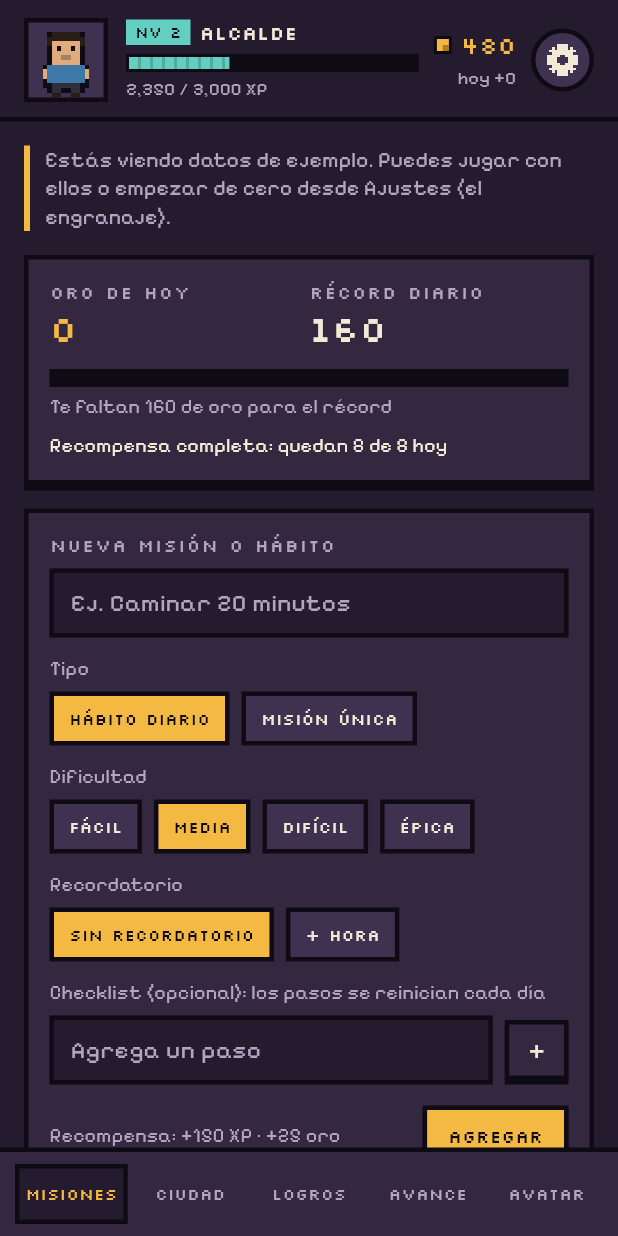
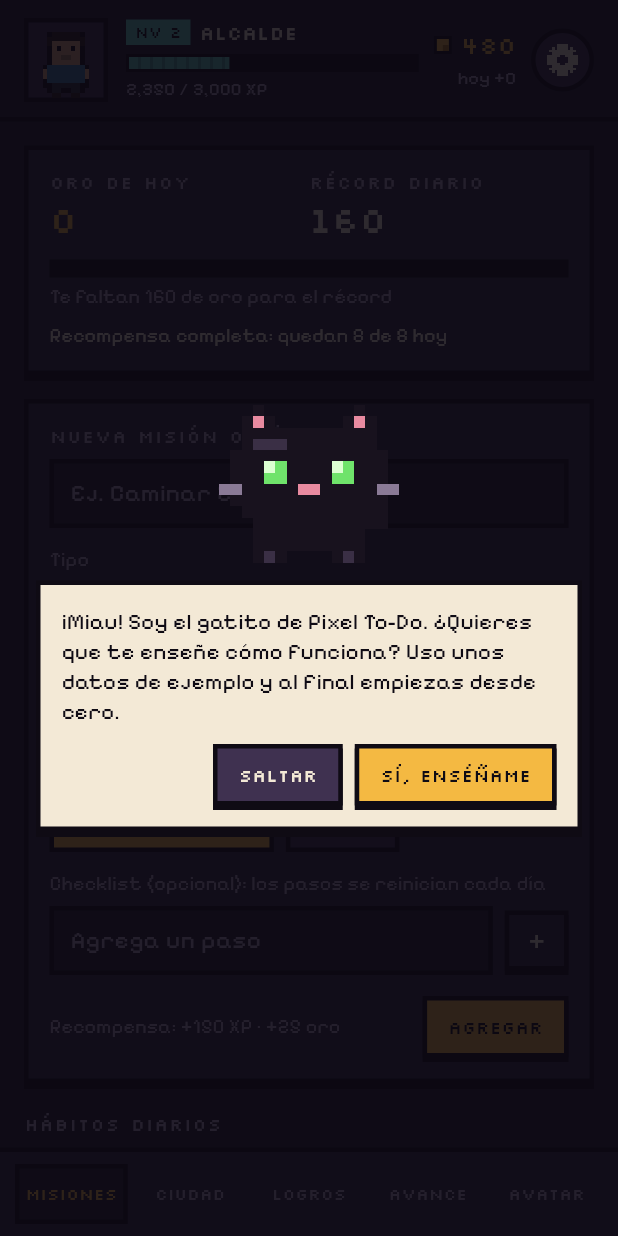
Before and after one commit to AngelGonx/ciudad-constancia, a Flutter app: the screen it shows after launch, after a tap on "Español", on a phone screen of 412 x 824 dp. Run offline on Flutter 3.47's test engine with Material 3 defaults, Android fonts, the phone set to English and light mode, and no system bars; our stand-ins replace audioplayers, flutter_local_notifications, in_app_purchase, shared_preferences, timezone; missing offline and left inert: home_widget.

Commit message:
Tutorial guiado por el gatito en el primer inicio
- El gatito pregunta si quieres ver el tutorial y señala cada parte con un marco dorado
- Explica XP, oro, oro del día, crear tareas, completarlas, Ciudad, Logros, Avance, Avatar y Ajustes
- Al terminar o saltarlo, 'Empezar mi rutina' deja la app desde cero
- Se puede volver a ver desde Ajustes sin borrar nada
- Se quita el letrero de datos de ejemplo

Co-Authored-By: Claude Opus 5.5 <noreply@anthropic.com>
Claude-Session: https://claude.ai/code/session_01CAwFMvii4ZsEWtjxD86WRu

```diff
--- a/lib/game/game_state.dart
+++ b/lib/game/game_state.dart
@@ -269,6 +269,7 @@ class GameState extends ChangeNotifier {
   /// Minijuego secreto del gatito piloto.
   int flightRecord = 0;
   bool foundSecret = false; // ya abrió alguna vez el minijuego
+  bool tutorialSeen = false; // ya vio (o saltó) el tutorial del primer inicio
   String flightGoldDay = '';
   int flightGoldToday = 0;
   static const int flightGoldPerDay = 20;
@@ -409,7 +410,7 @@ class GameState extends ChangeNotifier {
         'language': language, 'lightTheme': lightTheme, 'soundOn': soundOn, 'musicOn': musicOn, 'name': name, 'xp': xp, 'gold': gold, 'population': population, 'totalDone': totalDone,
         'bestStreak': bestStreak, 'isSample': isSample, 'avatar': avatar.toJson(),
         'streakFreezes': streakFreezes,
-        'flightRecord': flightRecord, 'foundSecret': foundSecret, 'flightGoldDay': flightGoldDay, 'flightGoldToday': flightGoldToday,
+        'flightRecord': flightRecord, 'foundSecret': foundSecret, 'tutorialSeen': tutorialSeen, 'flightGoldDay': flightGoldDay, 'flightGoldToday': flightGoldToday,
         'cityUnlocked': testMode, 'cityPurchased': cityPurchased, 'mapSize': mapSize,
         'achievements': unlockedAchievements.toList(),
         'remindersOn': remindersOn, 'reminderMinutes': reminderMinutes,
@@ -435,6 +436,8 @@ class GameState extends ChangeNotifier {
     flightGoldDay = j['flightGoldDay'] as String? ?? '';
     flightGoldToday = (j['flightGoldToday'] as num?)?.toInt() ?? 0;
     isSample = j['isSample'] as bool? ?? false;
+    // Quien ya tenía la app instalada no ve el tutorial a la fuerza (puede abrirlo en Ajustes).
+    tutorialSeen = j['tutorialSeen'] as bool? ?? true;
     avatar = Avatar.fromJson((j['avatar'] as Map?)?.cast<String, dynamic>() ?? {});
     testMode = j['cityUnlocked'] as bool? ?? false;
     cityPurchased = j['cityPurchased'] as bool? ?? false;
@@ -471,6 +474,7 @@ class GameState extends ChangeNotifier {
   /// Datos de ejemplo para la primera vez que se abre la app.
   void _fillSample() {
     isSample = true;
+    tutorialSeen = false;
     name = L.t('mayor');
     xp = 2350;
     gold = 480;
@@ -666,6 +670,16 @@ class GameState extends ChangeNotifier {
     if (score > flightRecord) flightRecord = score;
     _commit();
     return given;
+  }
+
+  /// Al terminar o saltar el tutorial: la app queda desde cero para empezar la rutina.
+  void finishTutorial({required bool startFresh}) {
+    tutorialSeen = true;
+    if (startFresh) {
+      reset();
+    } else {
+      _commit();
+    }
   }
 
   void markSecretFound() {
--- a/lib/i18n/strings.dart
+++ b/lib/i18n/strings.dart
@@ -424,6 +424,26 @@ const Map<String, String> _es = {
   'm.freezeFull': 'Completo',
   'm.freezeBought': '¡Día libre guardado! Tus rachas están protegidas.',
   'm.freezeUsed': 'Se usaron {n} días libres y salvaron {h} rachas',
+  'tut.welcome': '¡Miau! Soy el gatito de Pixel To-Do. ¿Quieres que te enseñe cómo funciona? Uso unos datos de ejemplo y al final empiezas desde cero.',
+  'tut.xp': 'Este es tu nivel y tu XP. Cada tarea completada te da XP; el nivel n se alcanza con n × 1000 XP, y cada nivel desbloquea construcciones nuevas.',
+  'tut.gold': 'Aquí está tu oro. Lo ganas con tus tareas y lo gastas en tu ciudad y en días libres para proteger tus rachas.',
+  'tut.today': 'Cuánto oro llevas hoy y tu mejor día. Las primeras 8 tareas del día pagan completo; ¡intenta romper tu récord!',
+  'tut.form': 'Aquí creas tus pendientes: un hábito diario o una misión única. La dificultad define la recompensa, y puedes poner recordatorio, fecha límite o una checklist.',
+  'tut.habit': 'Toca el cuadro para completar una tarea. Si te equivocas, tócalo otra vez. Los hábitos que cumples a diario hacen racha y dan más oro.',
+  'tut.city': 'En Ciudad usas tu oro para construir casas, tiendas, escuelas y servicios. ¡Tu meta es el palacio municipal!',
+  'tut.ach': 'En Logros ganas oro extra y accesorios para tu avatar por ser constante.',
+  'tut.progress': 'En Avance ves tus gráficas de XP y oro de la semana y las reglas del juego.',
+  'tut.avatar': 'En Avatar creas a tu alcalde: peinado, colores y accesorios.',
+  'tut.gear': 'En el engranaje cambias idioma, tema, sonido y recordatorios. Ahí también puedes ver este tutorial otra vez.',
+  'tut.end': '¡Listo! Ahora borro el ejemplo para que empieces con tu casita y tus propias misiones. ¡Yo te echo porras desde abajo de la lista!',
+  'tut.endReplay': '¡Eso es todo! Sigue así, alcalde.',
+  'tut.yes': 'Sí, enséñame',
+  'tut.skip': 'Saltar',
+  'tut.next': 'Siguiente',
+  'tut.start': 'Empezar mi rutina',
+  'tut.ok': 'Entendido',
+  's.help': 'Ayuda',
+  's.tutorial': 'Ver tutorial otra vez',
   's.reminders': 'Recordatorios',
   's.remindersText': 'Un aviso diario con tus pendientes y los recordatorios que pongas a cada misión.',
   's.dailyAt': 'Aviso diario a las {t}',
@@ -835,6 +855,26 @@ const Map<String, String> _en = {
   'm.freezeFull': 'Full',
   'm.freezeBought': 'Day off saved! Your streaks are protected.',
   'm.freezeUsed': '{n} days off were used and saved {h} streaks',
+  'tut.welcome': 'Meow! I\'m the Pixel To-Do kitty. Want me to show you how it works? I\'ll use some sample data, and at the end you start fresh.',
+  'tut.xp': 'This is your level and XP. Every task you complete gives XP; you reach level n with n × 1000 XP, and each level unlocks new buildings.',
+  'tut.gold': 'Here\'s your gold. You earn it with your tasks and spend it on your city and on days off that protect your streaks.',
+  'tut.today': 'How much gold you have today and your best day. Your first 8 tasks each day pay in full; try to beat your record!',
+  'tut.form': 'Create your to-dos here: a daily habit or a one-time quest. Difficulty sets the reward, and you can add a reminder, a deadline or a checklist.',
+  'tut.habit': 'Tap the square to complete a task. Made a mistake? Tap it again. Habits you keep every day build a streak and give more gold.',
+  'tut.city': 'In City you spend gold on houses, shops, schools and services. Your goal is City Hall!',
+  'tut.ach': 'In Awards you earn extra gold and avatar accessories for being consistent.',
+  'tut.progress': 'In Progress you see your weekly XP and gold charts and the game rules.',
+  'tut.avatar': 'In Avatar you design your mayor: hairstyle, colors and accessories.',
+  'tut.gear': 'The gear lets you change language, theme, sound and reminders. You can also replay this tutorial there.',
+  'tut.end': 'All set! I\'ll clear the sample now so you start with your little house and your own quests. I\'ll be cheering from the bottom of the list!',
+  'tut.endReplay': 'That\'s all! Keep it up, mayor.',
+  'tut.yes': 'Yes, show me',
+  'tut.skip': 'Skip',
+  'tut.next': 'Next',
+  'tut.start': 'Start my routine',
+  'tut.ok': 'Got it',
+  's.help': 'Help',
+  's.tutorial': 'Replay tutorial',
   's.reminders': 'Reminders',
   's.remindersText': 'A daily alert with your to-dos, plus any reminders you set on each quest.',
   's.dailyAt': 'Daily alert at {t}',
--- a/lib/main.dart
+++ b/lib/main.dart
@@ -17,6 +17,7 @@ import 'services/sounds.dart';
 import 'services/store.dart';
 import 'ui/pixel.dart';
 import 'ui/sprites.dart';
+import 'ui/tutorial.dart';
 
 Future<void> main() async {
   WidgetsFlutterBinding.ensureInitialized();
@@ -100,6 +101,21 @@ class _HomeShellState extends State<HomeShell> with WidgetsBindingObserver {
   int _tab = 0;
   static const _tabs = ['tab.missions', 'tab.city', 'tab.achievements', 'tab.progress', 'tab.avatar'];
   bool _showingAchievement = false;
+  final _keys = TutorialKeys();
+  bool _tutorialOpen = false;
+
+  /// Tutorial guiado por el gatito. En el primer inicio, al terminar o saltarlo, la app queda desde cero.
+  Future<void> _startTutorial({bool replay = false}) async {
+    if (_tutorialOpen) return;
+    _tutorialOpen = true;
+    FocusManager.instance.primaryFocus?.unfocus();
+    setState(() => _tab = 0);
+    await Future<void>.delayed(const Duration(milliseconds: 100));
+    if (!mounted) return;
+    await showTutorial(context, _keys, replay: replay);
+    _tutorialOpen = false;
+    if (!replay) widget.game.finishTutorial(startFresh: true);
+  }
 
   /// Muestra, uno por uno, los logros recién ganados.
   void _showPendingAchievements() {
@@ -122,20 +138,26 @@ class _HomeShellState extends State<HomeShell> with WidgetsBindingObserver {
 
   void _openSettings() {
     FocusManager.instance.primaryFocus?.unfocus();
-    Navigator.of(context).push(MaterialPageRoute<void>(builder: (_) => SettingsScreen(game: widget.game)));
+    Navigator.of(context).push(MaterialPageRoute<void>(
+      builder: (_) => SettingsScreen(game: widget.game, onTutorial: () => _startTutorial(replay: true)),
+    ));
   }
 
   @override
   Widget build(BuildContext context) {
     final g = widget.game;
     final pages = <Widget>[
-      MissionsScreen(game: g),
+      MissionsScreen(game: g, keys: _keys),
       CityScreen(game: g),
       AchievementsScreen(game: g),
       ProgressScreen(game: g),
       AvatarScreen(game: g),
     ];
-    if (g.pendingAchievements.isNotEmpty) {
+    if (!g.tutorialSeen && !_tutorialOpen) {
+      WidgetsBinding.instance.addPostFrameCallback((_) {
+        if (mounted && !widget.game.tutorialSeen) _startTutorial();
+      });
+    } else if (g.pendingAchievements.isNotEmpty) {
       WidgetsBinding.instance.addPostFrameCallback((_) {
         if (mounted) _showPendingAchievements();
       });
@@ -145,7 +167,7 @@ class _HomeShellState extends State<HomeShell> with WidgetsBindingObserver {
       body: SafeArea(
         bottom: false,
         child: Column(children: [
-          _Header(game: g, onSettings: _openSettings),
+          _Header(game: g, onSettings: _openSettings, keys: _keys),
           Expanded(
             child: IndexedStack(
               index: _tab,
@@ -171,6 +193,7 @@ class _HomeShellState extends State<HomeShell> with WidgetsBindingObserver {
                   child: Padding(
                     padding: const EdgeInsets.symmetric(horizontal: 2),
                     child: _TabButton(
+                      key: _keys.tabs[i],
                       label: L.t(_tabs[i]),
                       selected: i == _tab,
                       onTap: () {
@@ -192,7 +215,7 @@ class _TabButton extends StatelessWidget {
   final String label;
   final bool selected;
   final VoidCallback onTap;
-  const _TabButton({required this.label, required this.selected, required this.onTap});
+  const _TabButton({super.key, required this.label, required this.selected, required this.onTap});
 
   @override
   Widget build(BuildContext context) {
@@ -225,7 +248,8 @@ class _TabButton extends StatelessWidget {
 class _Header extends StatelessWidget {
   final GameState game;
   final VoidCallback onSettings;
-  const _Header({required this.game, required this.onSettings});
+  final TutorialKeys keys;
+  const _Header({required this.game, required this.onSettings, required this.keys});
 
   @override
   Widget build(BuildContext context) {
@@ -247,7 +271,7 @@ class _Header extends StatelessWidget {
         ),
         const SizedBox(width: 12),
         Expanded(
-          child: Column(crossAxisAlignment: CrossAxisAlignment.start, children: [
+          child: Column(key: keys.xp, crossAxisAlignment: CrossAxisAlignment.start, children: [
             Row(children: [
               PixelChip(L.f('hdr.level', {'n': lvl}), color: C.xp),
               const SizedBox(width: 6),
@@ -262,7 +286,7 @@ class _Header extends StatelessWidget {
           ]),
         ),
         const SizedBox(width: 10),
-        Column(crossAxisAlignment: CrossAxisAlignment.end, children: [
+        Column(key: keys.gold, crossAxisAlignment: CrossAxisAlignment.end, children: [
           Row(mainAxisSize: MainAxisSize.min, children: [
             const Coin(),
             const SizedBox(width: 6),
@@ -272,7 +296,7 @@ class _Header extends StatelessWidget {
           Text(L.f('hdr.today', {'n': fmt(game.goldToday)}), style: T.body(12, C.dim)),
         ]),
         const SizedBox(width: 10),
-        GearButton(onTap: onSettings),
+        KeyedSubtree(key: keys.gear, child: GearButton(onTap: onSettings)),
       ]),
     );
   }
--- a/lib/screens/missions_screen.dart
+++ b/lib/screens/missions_screen.dart
@@ -8,10 +8,12 @@ import '../services/sounds.dart';
 import '../ui/cat_buddy.dart';
 import '../ui/pixel.dart';
 import '../ui/time_picker.dart';
+import '../ui/tutorial.dart';
 
 class MissionsScreen extends StatefulWidget {
   final GameState game;
-  const MissionsScreen({super.key, required this.game});
+  final TutorialKeys? keys;
+  const MissionsScreen({super.key, required this.game, this.keys});
 
   @override
   State<MissionsScreen> createState() => _MissionsScreenState();
@@ -169,15 +171,8 @@ class _MissionsScreenState extends State<MissionsScreen> {
         keyboardDismissBehavior: ScrollViewKeyboardDismissBehavior.onDrag,
         padding: const EdgeInsets.fromLTRB(16, 16, 16, 32),
         children: [
-          if (g.isSample) ...[
-            Container(
-              padding: const EdgeInsets.only(left: 10),
-              decoration: BoxDecoration(border: Border(left: BorderSide(color: C.gold, width: 4))),
-              child: Text(L.t('m.sample'), style: T.body(14, C.dim)),
-            ),
-            const SizedBox(height: 16),
-          ],
           PixelBox(
+            key: widget.keys?.today,
             child: Column(
               crossAxisAlignment: CrossAxisAlignment.start,
               children: [
@@ -206,6 +201,7 @@ class _MissionsScreenState extends State<MissionsScreen> {
           ),
           const SizedBox(height: 16),
           _AddForm(
+            key: widget.keys?.form,
             controller: _title,
             focusNode: _titleFocus,
             kind: _kind,
@@ -236,8 +232,10 @@ class _MissionsScreenState extends State<MissionsScreen> {
           ],
           if (habits.isEmpty)
             _Empty(g.tasks.any((t) => t.isHabit) ? L.t('m.habitsDone') : L.t('m.habitsEmpty'))
-          else
-            ...habits.map(row),
+          else ...[
+            KeyedSubtree(key: widget.keys?.habit, child: row(habits.first)),
+            ...habits.skip(1).map(row),
+          ],
           const SizedBox(height: 20),
           SectionTitle(L.t('m.missions')),
           const SizedBox(height: 8),
@@ -288,6 +286,7 @@ class _AddForm extends StatelessWidget {
   final ValueChanged<int> onRemoveStep;
   final VoidCallback onSubmit;
   const _AddForm({
+    super.key,
     required this.steps,
     required this.stepInput,
     required this.onAddStep,
--- a/lib/screens/settings_screen.dart
+++ b/lib/screens/settings_screen.dart
@@ -10,7 +10,8 @@ import '../ui/time_picker.dart';
 /// Pantalla del engranaje: estudio, idioma, tema y datos.
 class SettingsScreen extends StatefulWidget {
   final GameState game;
-  const SettingsScreen({super.key, required this.game});
+  final VoidCallback? onTutorial;
+  const SettingsScreen({super.key, required this.game, this.onTutorial});
 
   @override
   State<SettingsScreen> createState() => _SettingsScreenState();
@@ -64,6 +65,22 @@ class _SettingsScreenState extends State<SettingsScreen> {
                     PixelChoice(label: L.t('s.light'), selected: g.lightTheme, onTap: () => g.setLightTheme(true)),
                   ]),
                 ),
+                if (widget.onTutorial != null)
+                  _Section(
+                    title: L.t('s.help'),
+                    child: Align(
+                      alignment: Alignment.centerLeft,
+                      child: PixelButton(
+                        label: L.t('s.tutorial'),
+                        color: C.panel2,
+                        textColor: C.fg,
+                        onPressed: () {
+                          Navigator.of(context).pop();
+                          Future<void>.delayed(const Duration(milliseconds: 350), widget.onTutorial!);
+                        },
+                      ),
+                    ),
+                  ),
                 _Section(
                   title: L.t('s.sound'),
                   child: Column(crossAxisAlignment: CrossAxisAlignment.start, children: [
--- a/lib/ui/cat_buddy.dart
+++ b/lib/ui/cat_buddy.dart
@@ -232,3 +232,19 @@ class _CatPainter extends CustomPainter {
   @override
   bool shouldRepaint(_CatPainter old) => old.blink != blink;
 }
+
+/// El gatito oficial como imagen suelta (para el tutorial y otros lugares).
+class PixelCat extends StatelessWidget {
+  final double width;
+  final bool blink;
+  const PixelCat({super.key, this.width = 96, this.blink = false});
+
+  @override
+  Widget build(BuildContext context) {
+    return SizedBox(
+      width: width,
+      height: width * 84 / 96,
+      child: CustomPaint(painter: _CatPainter(blink: blink)),
+    );
+  }
+}
--- /dev/null
+++ b/lib/ui/tutorial.dart
@@ -0,0 +1,260 @@
+import 'package:flutter/material.dart';
+
+import '../i18n/strings.dart';
+import 'cat_buddy.dart';
+import 'pixel.dart';
+
+/// Llaves de las partes de la pantalla que el tutorial señala.
+class TutorialKeys {
+  final xp = GlobalKey();
+  final gold = GlobalKey();
+  final gear = GlobalKey();
+  final today = GlobalKey();
+  final form = GlobalKey();
+  final habit = GlobalKey();
+  final tabs = List.generate(5, (_) => GlobalKey());
+}
+
+class _Step {
+  final String text;
+  final GlobalKey? target;
+  const _Step(this.text, [this.target]);
+}
+
+// Colores fijos para que el tutorial se vea igual en tema claro u oscuro.
+const _ink = Color(0xFF0F0B14);
+const _paper = Color(0xFFF3E9D6);
+const _gold = Color(0xFFF4B942);
+
+/// Abre el tutorial guiado por el gatito.
+/// Regresa cuando el usuario termina o lo salta.
+Future<void> showTutorial(BuildContext context, TutorialKeys keys, {required bool replay}) {
+  final steps = <_Step>[
+    if (!replay) const _Step('tut.welcome'),
+    _Step('tut.xp', keys.xp),
+    _Step('tut.gold', keys.gold),
+    _Step('tut.today', keys.today),
+    _Step('tut.form', keys.form),
+    _Step('tut.habit', keys.habit),
+    _Step('tut.city', keys.tabs[1]),
+    _Step('tut.ach', keys.tabs[2]),
+    _Step('tut.progress', keys.tabs[3]),
+    _Step('tut.avatar', keys.tabs[4]),
+    _Step('tut.gear', keys.gear),
+    _Step(replay ? 'tut.endReplay' : 'tut.end'),
+  ];
+  return showGeneralDialog<void>(
+    context: context,
+    barrierDismissible: false,
+    barrierColor: Colors.transparent,
+    transitionDuration: const Duration(milliseconds: 200),
+    pageBuilder: (_, __, ___) => _TutorialOverlay(steps: steps, replay: replay),
+    transitionBuilder: (_, anim, __, child) => FadeTransition(opacity: anim, child: child),
+  );
+}
+
+class _TutorialOverlay extends StatefulWidget {
+  final List<_Step> steps;
+  final bool replay;
+  const _TutorialOverlay({required this.steps, required this.replay});
+
+  @override
+  State<_TutorialOverlay> createState() => _TutorialOverlayState();
+}
+
+class _TutorialOverlayState extends State<_TutorialOverlay> {
+  int _i = 0;
+  Rect? _hole;
+
+  _Step get _step => widget.steps[_i];
+  bool get _isFirst => _i == 0 && !widget.replay;
+  bool get _isLast => _i == widget.steps.length - 1;
+
+  @override
+  void initState() {
+    super.initState();
+    WidgetsBinding.instance.addPostFrameCallback((_) => _measure());
+  }
+
+  Rect? _rectOf(GlobalKey key) {
+    final ro = key.currentContext?.findRenderObject();
+    if (ro is! RenderBox || !ro.attached || !ro.hasSize) return null;
+    return ro.localToGlobal(Offset.zero) & ro.size;
+  }
+
+  /// Lleva la parte señalada a la vista y mide dónde quedó.
+  Future<void> _measure() async {
+    final key = _step.target;
+    if (key == null) {
+      setState(() => _hole = null);
+      return;
+    }
+    final ctx = key.currentContext;
+    if (ctx == null) {
+      _go(1); // esa parte no existe ahora (por ejemplo, no hay hábitos): se salta
+      return;
+    }
+    await Scrollable.ensureVisible(ctx, duration: const Duration(milliseconds: 250), alignment: 0.25);
+    if (!mounted) return;
+    setState(() => _hole = _rectOf(key));
+  }
+
+  void _go(int delta) {
+    final next = _i + delta;
+    if (next < 0 || next >= widget.steps.length) return;
+    setState(() {
+      _i = next;
+      _hole = null;
+    });
+    WidgetsBinding.instance.addPostFrameCallback((_) => _measure());
+  }
+
+  void _skip() {
+    setState(() {
+      _i = widget.steps.length - 1;
+      _hole = null;
+    });
+  }
+
+  @override
+  Widget build(BuildContext context) {
+    final size = MediaQuery.sizeOf(context);
+    final pad = MediaQuery.paddingOf(context);
+    final hole = _hole;
+    final centered = _step.target == null;
+    // El globo va del lado contrario a lo que se señala.
+    final bubbleOnTop = hole != null && hole.center.dy > size.height * 0.5;
+    final counter = widget.steps.where((s) => s.target != null).toList();
+    final pos = counter.indexOf(_step) + 1;
+
+    final bubble = _Bubble(
+      text: L.t(_step.text),
+      counter: pos > 0 ? '$pos/${counter.length}' : null,
+      actions: [
+        if (_isFirst) ...[
+          PixelButton(label: L.t('tut.skip'), color: const Color(0xFF3F3150), textColor: _paper, onPressed: _skip),
+          PixelButton(label: L.t('tut.yes'), onPressed: () => _go(1)),
+        ] else if (_isLast)
+          PixelButton(
+            label: L.t(widget.replay ? 'tut.ok' : 'tut.start'),
+            onPressed: () => Navigator.of(context).pop(),
+          )
+        else ...[
+          PixelButton(label: L.t('tut.skip'), color: const Color(0xFF3F3150), textColor: _paper, onPressed: _skip),
+          PixelButton(label: L.t('tut.next'), onPressed: () => _go(1)),
+        ],
+      ],
+    );
+
+    return PopScope(
+      canPop: false,
+      child: Material(
+        type: MaterialType.transparency,
+        child: Stack(children: [
+          Positioned.fill(
+            child: GestureDetector(
+              behavior: HitTestBehavior.opaque,
+              onTap: _isFirst || _isLast ? null : () => _go(1),
+              child: CustomPaint(painter: _ScrimPainter(hole)),
+            ),
+          ),
+          if (centered)
+            Positioned.fill(
+              child: Center(
+                child: Padding(
+                  padding: const EdgeInsets.symmetric(horizontal: 24),
+                  child: Column(mainAxisSize: MainAxisSize.min, children: [
+                    const PixelCat(width: 120),
+                    const SizedBox(height: 12),
+                    bubble,
+                  ]),
+                ),
+              ),
+            )
+          else if (hole != null)
+            Positioned(
+              left: 16,
+              right: 16,
+              top: bubbleOnTop ? pad.top + 16 : null,
+              bottom: bubbleOnTop ? null : pad.bottom + 16,
+              child: Row(crossAxisAlignment: CrossAxisAlignment.end, children: [
+                const PixelCat(width: 64),
+                const SizedBox(width: 8),
+                Expanded(child: bubble),
+              ]),
+            ),
+        ]),
+      ),
+    );
+  }
+}
+
+class _Bubble extends StatelessWidget {
+  final String text;
+  final String? counter;
+  final List<Widget> actions;
+  const _Bubble({required this.text, required this.counter, required this.actions});
+
+  @override
+  Widget build(BuildContext context) {
+    return Container(
+      padding: const EdgeInsets.all(14),
+      decoration: BoxDecoration(
+        color: _paper,
+        border: Border.all(color: _ink, width: 3),
+        boxShadow: const [BoxShadow(color: _ink, offset: Offset(0, 4))],
+      ),
+      child: Column(crossAxisAlignment: CrossAxisAlignment.start, mainAxisSize: MainAxisSize.min, children: [
+        Text(text, style: T.body(15, _ink)),
+        const SizedBox(height: 12),
+        Row(children: [
+          if (counter != null) Text(counter!, style: T.display(11, const Color(0xFF6B5A78))),
+          const Spacer(),
+          Wrap(spacing: 8, runSpacing: 8, alignment: WrapAlignment.end, children: actions),
+        ]),
+      ]),
+    );
+  }
+}
+
+/// Oscurece la pantalla dejando un hueco con marco dorado sobre lo que se explica.
+class _ScrimPainter extends CustomPainter {
+  final Rect? hole;
+  _ScrimPainter(this.hole);
+
+  @override
+  void paint(Canvas canvas, Size size) {
+    final scrim = Paint()..color = const Color(0xD90B0812);
+    final h = hole?.inflate(6);
+    if (h == null) {
+      canvas.drawRect(Offset.zero & size, scrim);
+      return;
+    }
+    final path = Path.combine(
+      PathOperation.difference,
+      Path()..addRect(Offset.zero & size),
+      Path()..addRect(h),
+    );
+    canvas.drawPath(path, scrim);
+    canvas.drawRect(
+      h,
+      Paint()
+        ..color = _gold
+        ..style = PaintingStyle.stroke
+        ..strokeWidth = 3,
+    );
+    // Flechita pixel apuntando al hueco.
+    final above = h.top > 60;
+    const s = 4.0;
+    final cx = h.center.dx;
+    final paint = Paint()..color = _gold;
+    for (var row = 0; row < 3; row++) {
+      final w = (3 - row) * 2 - 1;
+      final y = above ? h.top - 8 - (3 - row) * s : h.bottom + 8 + (2 - row) * s;
+      canvas.drawRect(Rect.fromLTWH(cx - w * s / 2, y, w * s, s), paint);
+    }
+  }
+
+  @override
+  bool shouldRepaint(_ScrimPainter old) => old.hole != hole;
+}
```
Also changed, not shown: 1 other file.
